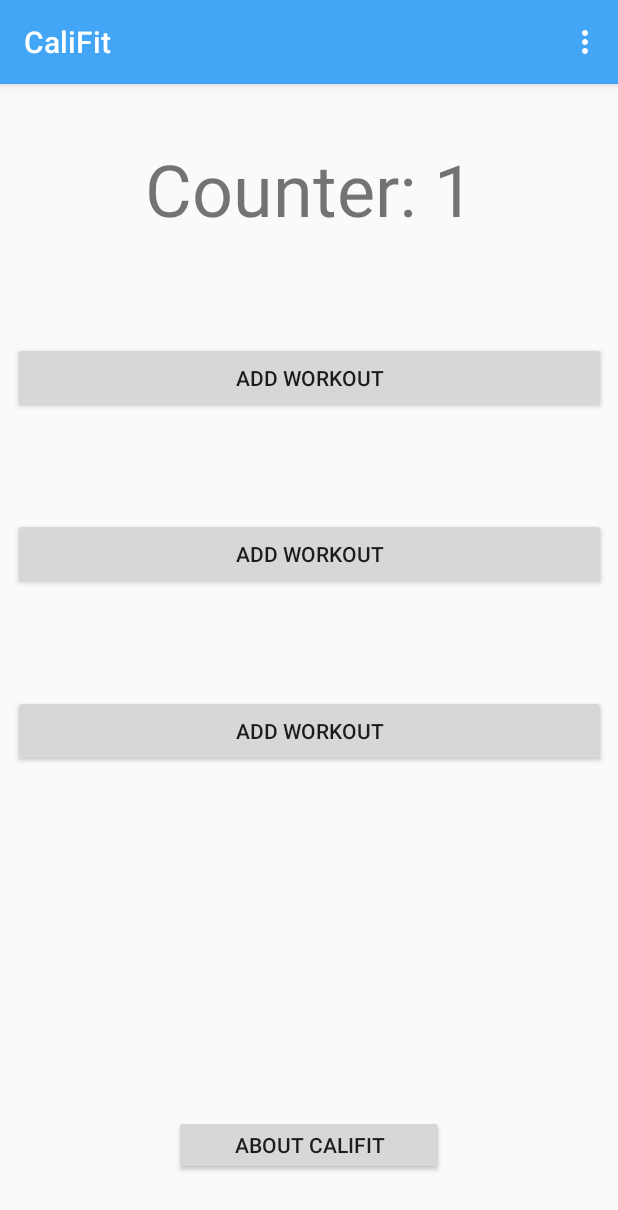
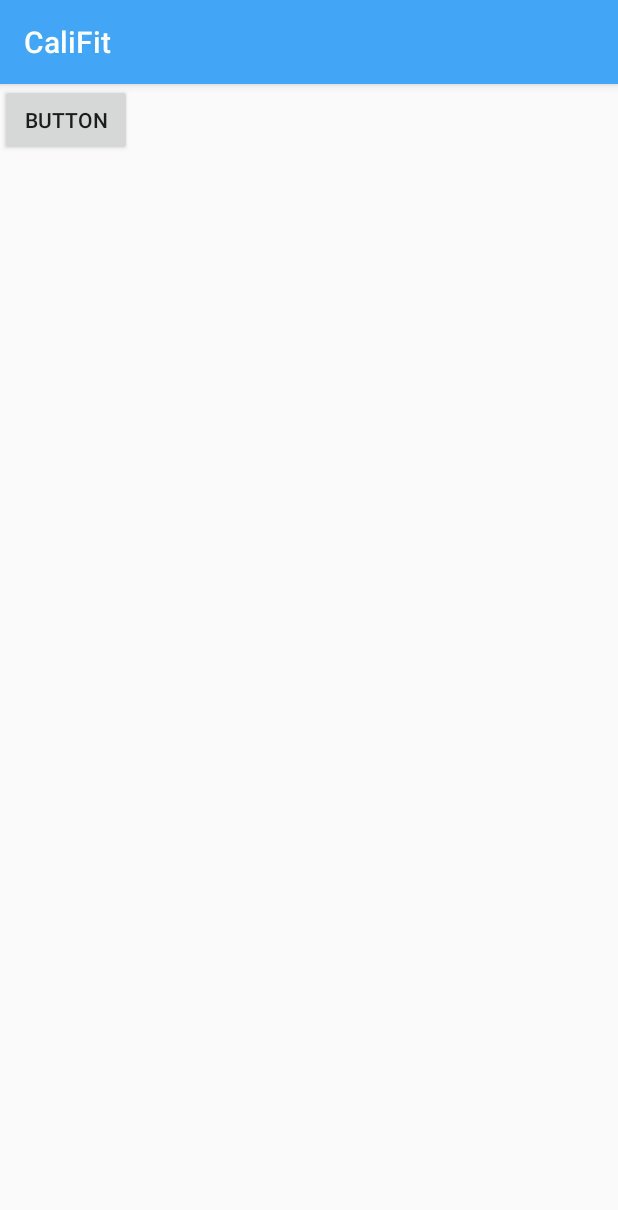
Before and after one commit to tecktim/CaliFit, an Android app: the screen it shows after launch (HomeActivity before the commit, WorkoutActivity after it), after a tap on "ADD WORKOUT", on a phone screen of 412 x 824 dp. Shown: the top 1210 px of the screen. Run offline under Robolectric (Android 15) with nearby library versions, the phone set to English and light mode, and no system bars.

Commit message:
Zweite View gemacht Erster Button ClickListener mit Swap zur 2. View Zweite View hat nur ein leeren Button zum testen

```diff
--- a/app/src/main/AndroidManifest.xml
+++ b/app/src/main/AndroidManifest.xml
@@ -9,8 +9,9 @@
         android:roundIcon="@mipmap/ic_launcher_round"
         android:supportsRtl="true"
         android:theme="@style/AppTheme">
+        <activity android:name=".WorkoutActivity"></activity>
         <activity
-            android:name="com.example.CaliFit.HomeActivity"
+            android:name=".HomeActivity"
             android:label="@string/app_name"
             android:theme="@style/AppTheme.NoActionBar">
             <intent-filter>
--- a/app/src/main/java/com/example/CaliFit/HomeActivity.java
+++ b/app/src/main/java/com/example/CaliFit/HomeActivity.java
@@ -35,6 +35,15 @@ public class HomeActivity extends AppCompatActivity implements HomeActivityPrese
         homeActivityPresenter  = new HomeActivityPresenter(this);
         TextView text = (TextView) findViewById(R.id.namePreview);
         text.setText("Counter: " + homeActivityPresenter.getCounter());
+
+        Button addWorkoutOne = findViewById(R.id.addWorkoutOne);
+        addWorkoutOne.setOnClickListener(new View.OnClickListener() {
+            @Override
+            public void onClick(View v) {
+                Intent intent  = new Intent(HomeActivity.this, WorkoutActivity.class);
+                startActivity(intent);
+            }
+        });
     }
 
     public void countUpClicked(View view) {
--- /dev/null
+++ b/app/src/main/java/com/example/CaliFit/WorkoutActivity.java
@@ -0,0 +1,15 @@
+package com.example.CaliFit;
+
+import android.support.v7.app.AppCompatActivity;
+import android.os.Bundle;
+
+public class WorkoutActivity extends AppCompatActivity {
+
+    @Override
+    protected void onCreate(Bundle savedInstanceState) {
+        super.onCreate(savedInstanceState);
+        setContentView(R.layout.activity_workout);
+    }
+
+
+}
--- /dev/null
+++ b/app/src/main/java/com/example/CaliFit/WorkoutModel.java
@@ -0,0 +1,4 @@
+package com.example.CaliFit;
+
+public class WorkoutModel {
+}
--- /dev/null
+++ b/app/src/main/res/layout/activity_workout.xml
@@ -0,0 +1,16 @@
+<?xml version="1.0" encoding="utf-8"?>
+<android.support.constraint.ConstraintLayout xmlns:android="http://schemas.android.com/apk/res/android"
+    xmlns:app="http://schemas.android.com/apk/res-auto"
+    xmlns:tools="http://schemas.android.com/tools"
+    android:layout_width="match_parent"
+    android:layout_height="match_parent"
+    tools:context=".WorkoutActivity">
+
+    <Button
+        android:id="@+id/button"
+        android:layout_width="wrap_content"
+        android:layout_height="wrap_content"
+        android:text="Button"
+        tools:layout_editor_absoluteX="182dp"
+        tools:layout_editor_absoluteY="336dp" />
+</android.support.constraint.ConstraintLayout>
```
Also changed, not shown: app/src/main/java/com/example/CaliFit/WorkoutActivityPresenter.java (added, +15 -0 lines).
